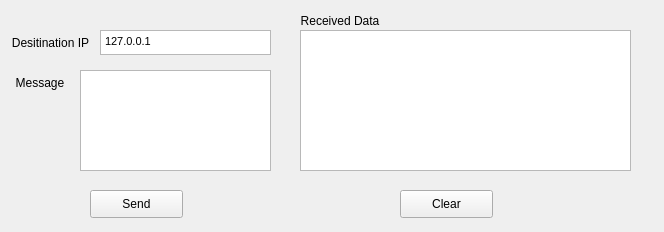
Qt form QtMessengerDemo/mainwindow.ui (cal-roboops/F2017_Decal) before a commit.
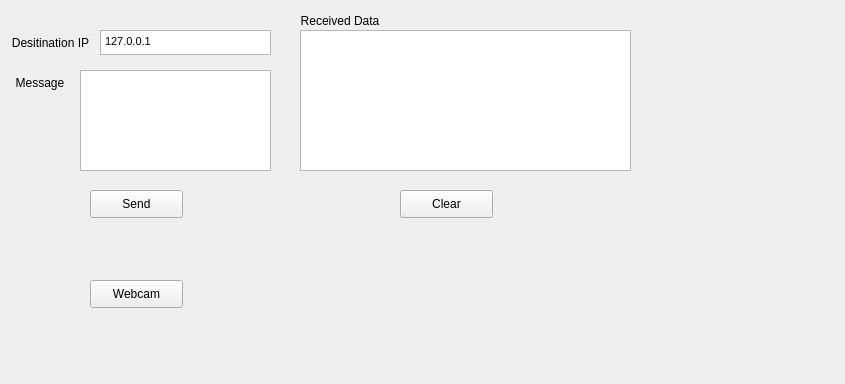
The same form after that commit.

Commit message: local webcam button working

What changed in the file:
```diff
--- a/QtMessengerDemo/mainwindow.ui
+++ b/QtMessengerDemo/mainwindow.ui
@@ -9,8 +9,8 @@
    <rect>
     <x>0</x>
     <y>0</y>
-    <width>664</width>
-    <height>232</height>
+    <width>845</width>
+    <height>384</height>
    </rect>
   </property>
   <property name="windowTitle">
@@ -134,6 +134,19 @@
      <string>Clear</string>
     </property>
    </widget>
+   <widget class="QPushButton" name="webcam">
+    <property name="geometry">
+     <rect>
+      <x>90</x>
+      <y>280</y>
+      <width>93</width>
+      <height>28</height>
+     </rect>
+    </property>
+    <property name="text">
+     <string>Webcam</string>
+    </property>
+   </widget>
   </widget>
  </widget>
  <layoutdefault spacing="6" margin="11"/>
```
Left out of the diff: 4 changed lines with no effect on the pictures. The commit also changes 5 other files.
